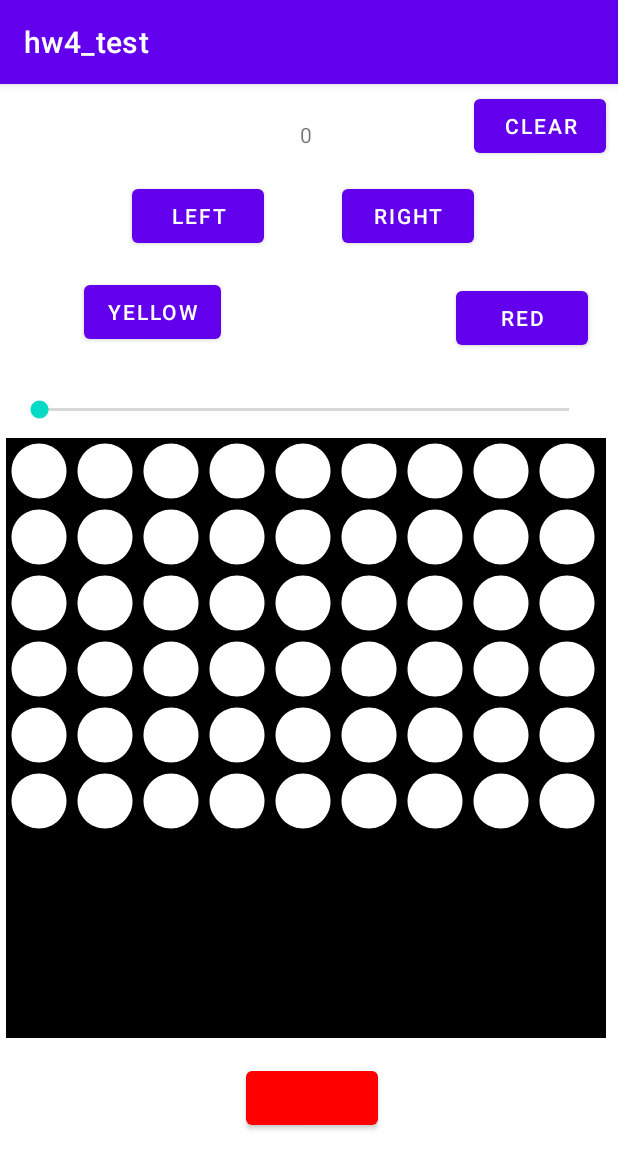
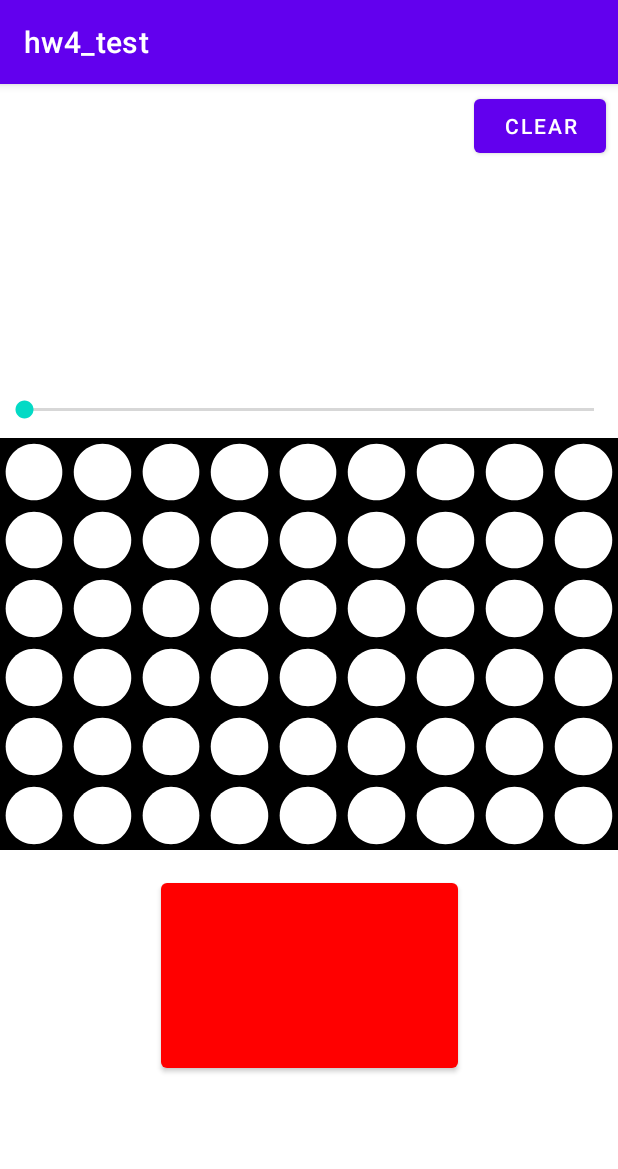
Before and after one commit to widekobe2248/CS4103, an Android app: the screen it shows after launch (MainActivity), on a phone screen of 412 x 824 dp. Shown: the top 1169 px of the screen. Run offline under Robolectric (Android 15) with nearby library versions, the phone set to English and light mode, and no system bars.

Commit message:
Fix display for dynamic screen size

```diff
--- a/app/src/main/java/com/example/hw4_test/MainActivity.kt
+++ b/app/src/main/java/com/example/hw4_test/MainActivity.kt
@@ -9,10 +9,12 @@ import android.widget.Button
 import android.widget.SeekBar
 import android.widget.TextView
 import androidx.appcompat.app.AppCompatActivity
+import androidx.constraintlayout.widget.ConstraintLayout
 import androidx.core.content.ContextCompat
 import androidx.gridlayout.widget.GridLayout
 import java.util.*
 import kotlin.collections.ArrayList
+import kotlin.math.roundToInt
 
 
 class Board(val gridLayout: GridLayout, val context: Context) {
@@ -25,22 +27,6 @@ class Board(val gridLayout: GridLayout, val context: Context) {
     }
 
     init {
-
-        // calculate the desired width and height
-        val w : Int = this.gridLayout.layoutParams.width / this.gridLayout.columnCount
-//        val w : Int = this.gridLayout.measuredWidth / this.gridLayout.columnCount
-
-        // this uses width because height is not defined in the layout, and it's a square
-        val h : Int = this.gridLayout.layoutParams.width / this.gridLayout.rowCount
-//        val h : Int = this.gridLayout.measuredWidth / this.gridLayout.rowCount
-
-
-        // we want the objects to fit on the screen, so take the smaller dimension
-        val dimen : Int = if (w < h) w else h
-
-        Log.d("dimen", "w: ${w}, h: ${h}, dimen: ${dimen}")
-
-
         for (i in 0 until this.gridLayout.rowCount) {
             this.board.add(mutableListOf<BoardItem>())
             for (j in 0 until this.gridLayout.columnCount) {
@@ -50,9 +36,8 @@ class Board(val gridLayout: GridLayout, val context: Context) {
 
                 val param = GridLayout.LayoutParams()
 
-                // set width and height
-                param.width = dimen
-                param.height = dimen
+                param.columnSpec = GridLayout.spec(j, 1f)
+                param.rowSpec = GridLayout.spec(i, 1f)
 
                 tv.layoutParams = param
 
@@ -62,7 +47,6 @@ class Board(val gridLayout: GridLayout, val context: Context) {
     }
 
     private fun addItem(index: Int, textView: TextView) {
-
         this.board[index].add(BoardItem(textView))
         this.gridLayout.addView(textView)
     }
@@ -135,23 +119,21 @@ class BoardItem(val tv: TextView) {
 
 class Slider(val board: Board, val seekBar: SeekBar) {
 
-    var tilt : Float = 0f
-    var distance : Float = 0f
+    var acceleration : Float = 0f
+    var velocity : Float = 0f
+    val scalar: Int = 1000
     var columnPosition: Int = 0
         get() {
-            return seekBar.progress / 100
+            return (seekBar.progress / scalar.toFloat()).roundToInt()
         }
 
     init {
 
-        seekBar.max = (board.gridLayout.columnCount - 1) * 100
+        seekBar.max = (board.gridLayout.columnCount - 1) * scalar
         seekBar.progress = 0
 
-        seekBar?.setOnSeekBarChangeListener(object: SeekBar.OnSeekBarChangeListener {
+        seekBar.setOnSeekBarChangeListener(object: SeekBar.OnSeekBarChangeListener {
             override fun onProgressChanged(seek: SeekBar?, value: Int, fromUser: Boolean) {
-//                j = (value / 100)
-
-//                textView.text = j.toString()
             }
 
             override fun onStartTrackingTouch(seek: SeekBar?) {
@@ -159,22 +141,21 @@ class Slider(val board: Board, val seekBar: SeekBar) {
 
             override fun onStopTrackingTouch(seek: SeekBar?) {
             }
-
         })
 
-        var mOrientationListener = object : OrientationEventListener(
+        val mOrientationListener = object : OrientationEventListener(
             board.context,
             SensorManager.SENSOR_DELAY_NORMAL
         ) {
             override fun onOrientationChanged(orientation: Int) {
                 val scaledOrientation = (orientation + 180) % 360
-                val mappedOrientation: Float = mapProgress(scaledOrientation,135, 225, -2f, 2f)
+                val mappedOrientation: Float = mapProgress(scaledOrientation,135, 225, -0.02f, 0.02f)
 
-                tilt = mappedOrientation
+                acceleration = mappedOrientation
             }
         }
 
-        if (mOrientationListener.canDetectOrientation() === true) {
+        if (mOrientationListener.canDetectOrientation()) {
             Log.v("dbg", "Can detect orientation")
             mOrientationListener.enable()
         } else {
@@ -187,8 +168,16 @@ class Slider(val board: Board, val seekBar: SeekBar) {
         timer.scheduleAtFixedRate(
             object : TimerTask() {
                 override fun run() {
-                    distance += if (tilt > seekBar.max) 0f else tilt
-                    seekBar.progress = distance.toInt()
+
+                    if (seekBar.progress <= seekBar.max && seekBar.progress >= 0) {
+                        velocity += acceleration
+                    }
+
+                    // add some friction to the slider
+                    velocity *= 0.9995f
+
+                    seekBar.progress += velocity.roundToInt()
+
                 }
             },
             0, 2
@@ -208,36 +197,22 @@ class MainActivity : AppCompatActivity() {
         setContentView(R.layout.activity_main)
 
         val gridLayout = findViewById<GridLayout>(R.id.gridLayout)
-        val textView = findViewById<TextView>(R.id.textView)
         val seekBar = findViewById<SeekBar>(R.id.seekBar)
 
         gridLayout.setBackgroundColor(ContextCompat.getColor(this, R.color.black))
         gridLayout.columnCount = 9
         gridLayout.rowCount = 6
 
+        val layoutParams = gridLayout.layoutParams as ConstraintLayout.LayoutParams
+        layoutParams.dimensionRatio = "${gridLayout.columnCount}:${gridLayout.rowCount}"
+        gridLayout.layoutParams = layoutParams
+
         val players = mapOf(1 to R.color.red, 2 to R.color.yellow)
 //        val players = mapOf(1 to R.color.red, 2 to R.color.yellow, 3 to R.color.green)
 
         val board = Board(gridLayout,this, players.size)
 
-//        var j = 0
-
-
         val slider = Slider(board, seekBar)
-
-
-
-        // red
-        val button = findViewById<Button>(R.id.button)
-        button?.setOnClickListener {
-            board.move(slider.columnPosition, 1)
-        }
-
-        // yellow
-        val button2 = findViewById<Button>(R.id.button2)
-        button2?.setOnClickListener {
-            board.move(slider.columnPosition, 2)
-        }
 
         // nextPlayer
         val turn = findViewById<Button>(R.id.turn)
@@ -247,35 +222,11 @@ class MainActivity : AppCompatActivity() {
             turn.setBackgroundColor(ContextCompat.getColor(this, players[nextPlayer] ?: R.color.red))
         }
 
-        // right
-//        val button3 = findViewById<Button>(R.id.button3)
-//        button3?.setOnClickListener {
-//
-//            j = if (j < board.gridLayout.columnCount-1) j+1 else 0
-//
-//            seekBar.progress = j
-//
-//        }
-
-        // left
-//        val button4 = findViewById<Button>(R.id.button4)
-//        button4?.setOnClickListener {
-//
-//            j = if (j > 0 ) j-1 else board.gridLayout.columnCount - 1
-//
-//            seekBar.progress = j
-//
-//        }
-
         // clear
         val clearButton = findViewById<Button>(R.id.clear)
         clearButton?.setOnClickListener {
              board.clearBoard()
 
         }
-
-
     }
-
-
 }
--- a/app/src/main/res/layout/activity_main.xml
+++ b/app/src/main/res/layout/activity_main.xml
@@ -8,32 +8,22 @@
 
     <androidx.gridlayout.widget.GridLayout
         android:id="@+id/gridLayout"
-        android:layout_width="400dp"
+        android:layout_width="match_parent"
         android:layout_height="0dp"
-        android:layout_marginStart="4dp"
         android:layout_marginTop="10dp"
-        app:layout_constraintDimensionRatio="1:1"
+        app:layout_constraintEnd_toEndOf="parent"
         app:layout_constraintStart_toStartOf="parent"
         app:layout_constraintTop_toBottomOf="@+id/seekBar">
 
     </androidx.gridlayout.widget.GridLayout>
 
     <Button
-        android:id="@+id/button"
-        android:layout_width="wrap_content"
-        android:layout_height="wrap_content"
-        android:layout_marginStart="304dp"
-        android:layout_marginTop="132dp"
-        android:text="red"
-        app:layout_constraintStart_toStartOf="parent"
-        app:layout_constraintTop_toTopOf="parent" />
-
-    <Button
         android:id="@+id/turn"
-        android:layout_width="wrap_content"
-        android:layout_height="wrap_content"
-        android:layout_marginStart="164dp"
+        android:layout_width="198dp"
+        android:layout_height="135dp"
         android:layout_marginTop="16dp"
+        app:layout_constraintEnd_toEndOf="parent"
+        app:layout_constraintHorizontal_bias="0.5"
         app:layout_constraintStart_toStartOf="parent"
         app:layout_constraintTop_toBottomOf="@+id/gridLayout" />
 
@@ -47,52 +37,11 @@
         app:layout_constraintStart_toStartOf="parent"
         app:layout_constraintTop_toTopOf="parent" />
 
-    <Button
-        android:id="@+id/button4"
-        android:layout_width="wrap_content"
-        android:layout_height="wrap_content"
-        android:layout_marginStart="88dp"
-        android:layout_marginTop="64dp"
-        android:text="left"
-        app:layout_constraintStart_toStartOf="parent"
-        app:layout_constraintTop_toTopOf="parent" />
-
-    <Button
-        android:id="@+id/button3"
-        android:layout_width="wrap_content"
-        android:layout_height="wrap_content"
-        android:layout_marginStart="228dp"
-        android:layout_marginTop="64dp"
-        android:text="right"
-        app:layout_constraintStart_toStartOf="parent"
-        app:layout_constraintTop_toTopOf="parent" />
-
-    <Button
-        android:id="@+id/button2"
-        android:layout_width="wrap_content"
-        android:layout_height="wrap_content"
-        android:layout_marginStart="56dp"
-        android:layout_marginTop="128dp"
-        android:text="YELLOW"
-        app:layout_constraintStart_toStartOf="parent"
-        app:layout_constraintTop_toTopOf="parent" />
-
-    <TextView
-        android:id="@+id/textView"
-        android:layout_width="wrap_content"
-        android:layout_height="wrap_content"
-        android:layout_marginStart="200dp"
-        android:layout_marginTop="24dp"
-        android:text="0"
-        app:layout_constraintStart_toStartOf="parent"
-        app:layout_constraintTop_toTopOf="parent" />
-
     <SeekBar
         android:id="@+id/seekBar"
         style="@style/Widget.AppCompat.SeekBar"
-        android:layout_width="385dp"
+        android:layout_width="match_parent"
         android:layout_height="wrap_content"
-        android:layout_marginStart="10dp"
         android:layout_marginTop="208dp"
         android:max="9"
         android:progress="3"
```
